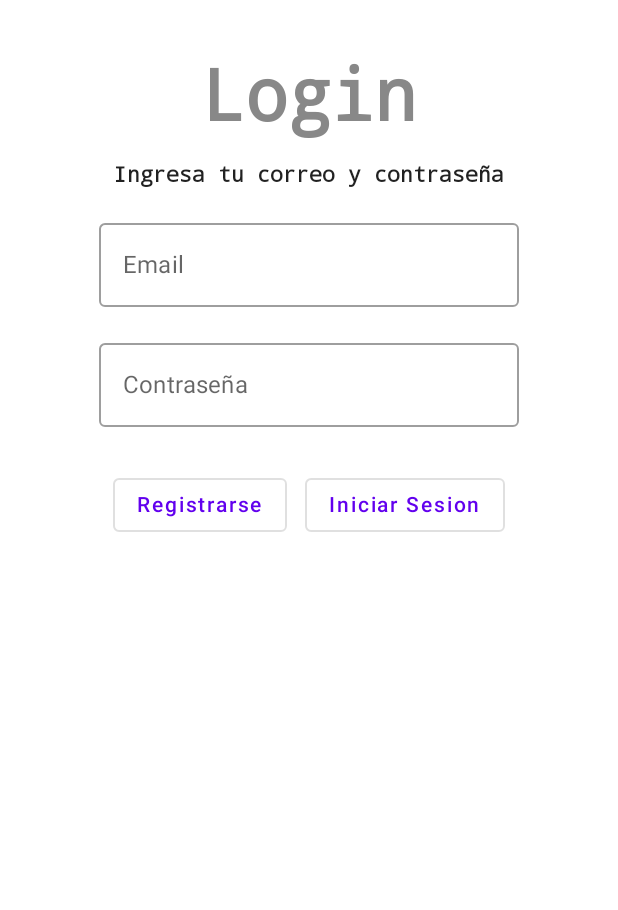
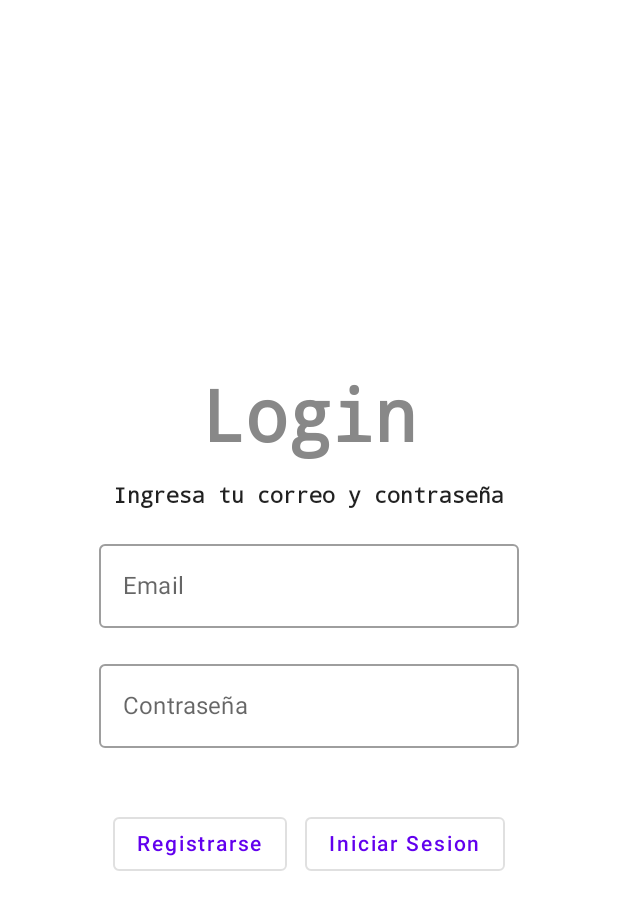
Before and after one commit to NeoMikhe/BookApp, an Android app built with Jetpack Compose: the LoginActivity screen opened directly, with no data from a screen before it, on a phone screen of 412 x 824 dp. Shown: the top 910 px of the screen. Run offline under Robolectric (Android 15) with nearby library versions, the phone set to English and light mode, and no system bars.

```diff
--- a/app/build.gradle
+++ b/app/build.gradle
@@ -55,7 +55,7 @@ android {
 dependencies {
 
     implementation 'androidx.core:core-ktx:1.7.0'
-    implementation 'androidx.lifecycle:lifecycle-runtime-ktx:2.3.1'
+    implementation 'androidx.lifecycle:lifecycle-runtime-ktx:2.5.1'
     implementation 'androidx.activity:activity-compose:1.3.1'
     implementation "androidx.compose.ui:ui:$compose_ui_version"
     implementation "androidx.compose.ui:ui-tooling-preview:$compose_ui_version"
@@ -79,4 +79,5 @@ dependencies {
     implementation 'com.squareup.retrofit2:retrofit:2.9.0'
     implementation 'com.squareup.retrofit2:converter-gson:2.9.0'
     implementation 'com.squareup.okhttp3:logging-interceptor:5.0.0-alpha.1'
+    implementation "androidx.datastore:datastore-preferences:1.0.0"
 }
--- a/app/src/main/java/com/example/bookapp/login/LoginActivity.kt
+++ b/app/src/main/java/com/example/bookapp/login/LoginActivity.kt
@@ -5,10 +5,7 @@ import android.os.Bundle
 import android.widget.Toast
 import androidx.activity.ComponentActivity
 import androidx.activity.compose.setContent
-import androidx.compose.foundation.layout.Column
-import androidx.compose.foundation.layout.Row
-import androidx.compose.foundation.layout.fillMaxSize
-import androidx.compose.foundation.layout.padding
+import androidx.compose.foundation.layout.*
 import androidx.compose.foundation.text.KeyboardOptions
 import androidx.compose.material.*
 import androidx.compose.runtime.Composable
@@ -27,15 +24,25 @@ import androidx.compose.ui.text.style.TextAlign
 import androidx.compose.ui.tooling.preview.Preview
 import androidx.compose.ui.unit.dp
 import androidx.compose.ui.unit.sp
+import androidx.datastore.preferences.core.edit
+import androidx.datastore.preferences.core.intPreferencesKey
+import androidx.datastore.preferences.core.stringPreferencesKey
+import androidx.datastore.preferences.preferencesDataStore
+import androidx.lifecycle.lifecycleScope
 import com.example.bookapp.models.User
 import com.example.bookapp.models.UserLogin
+import com.example.bookapp.models.UserX
 import com.example.bookapp.network.RetrofitClient.getApi
 import com.example.bookapp.register.RegisterActivity
 import com.example.bookapp.ui.theme.BookAppTheme
+import kotlinx.coroutines.Dispatchers
+import kotlinx.coroutines.launch
 import retrofit2.Call
 import retrofit2.Callback
 import retrofit2.Response
 
+
+val Context.DataStore by preferencesDataStore(name = "USER_PREFERENCES")
 
 class LoginActivity : ComponentActivity() {
 
@@ -48,14 +55,41 @@ class LoginActivity : ComponentActivity() {
                     modifier = Modifier.fillMaxSize(),
                     color = MaterialTheme.colors.background
                 ) {
-                    LoginScreen()
+                    /*
+                    val textoNombre = remember {
+                        mutableStateOf("DAWDASDW")
+                    }*/
+                    Column(modifier = Modifier.fillMaxSize(), horizontalAlignment = Alignment.CenterHorizontally, verticalArrangement = Arrangement.Center) {
+                        LoginScreen()
+                        //textButton(username = textoNombre.value)
+                    }
 
+                    //Esto trae y convierte de dataStore al usuario y lo pone el nombre en la variable
+                    //textNombre para poder mostrar, Solo demostratuvo
+                    /*
+                    lifecycleScope.launch(Dispatchers.IO) {
+                        getUserProfile().collect {
+                            withContext(Dispatchers.Main) {
+                                textoNombre.value = it.name
+                            }
+                        }
+                    }*/
                 }
             }
         }
     }
 
-    private var token : String = ""
+    /*
+    Esta funcion trae desde cualquier activity al dataStore
+    private fun getUserProfile() = DataStore.data.map {
+        UserX(
+            id = it[intPreferencesKey("id")] ?: 0,
+            name = it[stringPreferencesKey("name")].orEmpty(),
+            email = it[stringPreferencesKey("email")].orEmpty(),
+            role = it[stringPreferencesKey("role")].orEmpty(),
+            token = it[stringPreferencesKey("token")].orEmpty()
+        )
+    }*/
 
     private fun handleLogin(user : UserLogin) {
         val api = getApi()
@@ -65,7 +99,9 @@ class LoginActivity : ComponentActivity() {
             override fun onResponse(call: Call<User>, response: Response<User>) {
                 if (response.isSuccessful) {
                     Toast.makeText(this@LoginActivity, response.body()?.message ?: response.body()?.error, Toast.LENGTH_LONG).show()
-                    token = response.body()?.user?.token ?: ""
+                    lifecycleScope.launch(Dispatchers.IO) {
+                        response.body()?.let { it.user?.let { it1 -> saveUser(it1) } }
+                    }
                 } else {
                     Toast.makeText(this@LoginActivity, response.body()?.error ?: "Login not successful", Toast.LENGTH_LONG).show()
                 }
@@ -78,6 +114,17 @@ class LoginActivity : ComponentActivity() {
         })
 
     }
+
+    suspend fun saveUser(user: UserX) {
+        DataStore.edit {
+            it[stringPreferencesKey("name")] = user.name
+            it[stringPreferencesKey("email")] = user.email
+            it[stringPreferencesKey("token")] = user.token
+            it[intPreferencesKey("id")] = user.id
+            it[stringPreferencesKey("role")] = user.role
+        }
+    }
+
 
     @Composable
     @Preview(showBackground = true, showSystemUi = true)
@@ -121,7 +168,7 @@ class LoginActivity : ComponentActivity() {
 
             )
 
-            Row( modifier = Modifier.padding(12.dp) ) {
+            Row( modifier = Modifier.padding(24.dp) ) {
                 OutlinedButton(modifier = Modifier.padding(0.dp, 0.dp, 12.dp, 0.dp), onClick = { mContext.startActivity(Intent(mContext, RegisterActivity::class.java)) }) {
                     Text("Registrarse")
                 }
@@ -136,5 +183,13 @@ class LoginActivity : ComponentActivity() {
 
     }
 
+    /*
+    @Composable
+    private fun textButton(username: String) {
+        OutlinedButton(onClick = { /*TODO*/ }) {
+            Text(text = username)
+        }
+    }*/
+
 
 }
--- a/app/src/main/java/com/example/bookapp/models/Models.kt
+++ b/app/src/main/java/com/example/bookapp/models/Models.kt
@@ -4,9 +4,9 @@ import java.io.File
 
 
 data class User(
-    val user: UserX,
-    val message: String,
-    val error : String
+    val user: UserX?,
+    val message: String?,
+    val error : String?
 )
 
 data class UserX(
--- a/app/src/main/java/com/example/bookapp/register/RegisterActivity.kt
+++ b/app/src/main/java/com/example/bookapp/register/RegisterActivity.kt
@@ -168,12 +168,12 @@ class RegisterActivity : ComponentActivity() {
                         response.body()?.message ?: response.body()?.error,
                         Toast.LENGTH_LONG
                     ).show()
-                    data.value = response.body()!!.user
+                    data.value = response.body()?.user
 
                 } else {
                     Toast.makeText(
                         this@RegisterActivity,
-                        response.body()?.error ?: "Register not successful",
+                        response.body()?.error ?: "Register not successfull",
                         Toast.LENGTH_LONG
                     ).show()
                 }
```
